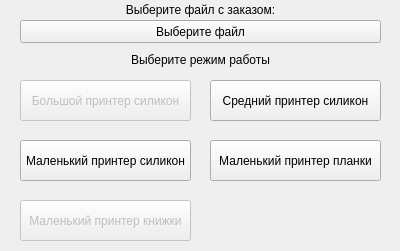
The window that archive/PrintHelper/ui/printHelperUI.ui (gora5624/Python) describes before a commit, drawn with Qt 5.
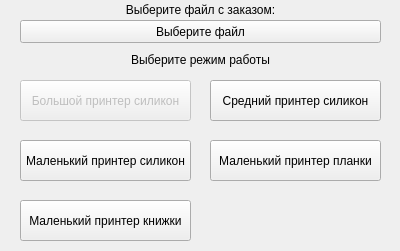
The same window after the commit.

The edit to the form file:
```diff
--- a/archive/PrintHelper/ui/printHelperUI.ui
+++ b/archive/PrintHelper/ui/printHelperUI.ui
@@ -124,7 +124,7 @@
   </widget>
   <widget class="QPushButton" name="smallButtBooks">
    <property name="enabled">
-    <bool>false</bool>
+    <bool>true</bool>
    </property>
    <property name="geometry">
     <rect>
```
